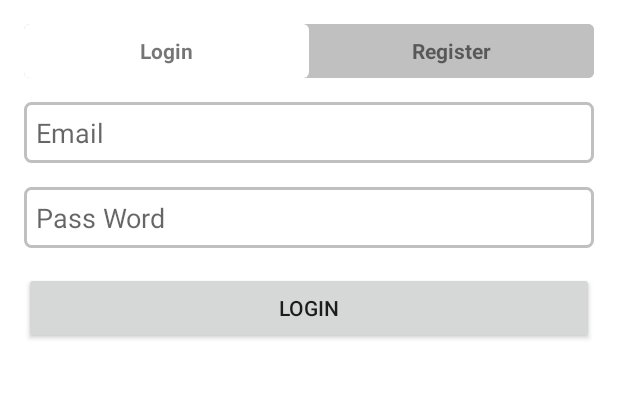
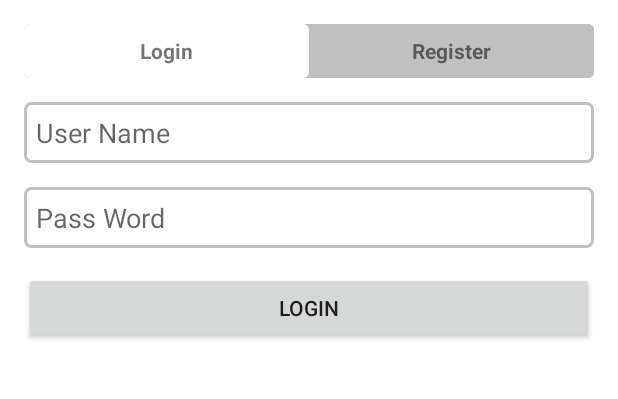
Before and after one commit to DungNgoc/App-Chat, an Android app: the fragment LoginRegisterFragment placed in its activity, after a tap on "Login", on a phone screen of 412 x 824 dp, the part 521-920 px from its top. Run offline under Robolectric (Android 15) with nearby library versions, the phone set to English and light mode, and no system bars.

```diff
--- /dev/null
+++ b/AppChat2/app/src/main/java/com/example/dungngoc/appchat/OnSkipNextListener.java
@@ -0,0 +1,6 @@
+package com.example.dungngoc.appchat;
+
+public interface OnSkipNextListener {
+    void onClickSkip();
+    void onClickNext(int currentPage);
+}
--- a/AppChat2/app/src/main/java/com/example/dungngoc/appchat/fragment/IntroFlagment.java
+++ b/AppChat2/app/src/main/java/com/example/dungngoc/appchat/fragment/IntroFlagment.java
@@ -10,6 +10,7 @@ import android.view.ViewGroup;
 import android.widget.ImageView;
 import android.widget.TextView;
 
+import com.example.dungngoc.appchat.OnSkipNextListener;
 import com.example.dungngoc.appchat.R;
 import com.example.dungngoc.appchat.model.Course;
 
@@ -18,15 +19,18 @@ import org.w3c.dom.Text;
 /**
  * A simple {@link Fragment} subclass.
  */
-public class IntroFlagment extends Fragment {
+public class IntroFlagment extends Fragment implements View.OnClickListener {
 
+    private  int position;
+    private static OnSkipNextListener callback;
 
     public IntroFlagment() {
         // Required empty public constructor
     }
 
-    public static IntroFlagment newInstance(){
+    public static IntroFlagment newInstance(OnSkipNextListener mcallback){
         IntroFlagment introFlagment = new IntroFlagment();
+        callback = mcallback;
         return  introFlagment;
     }
 
@@ -39,18 +43,58 @@ public class IntroFlagment extends Fragment {
         TextView tv_Description = view.findViewById(R.id.tv_description);
         ImageView imageView = view.findViewById(R.id.iv_background);
 
+
+
+        View indicator1 = view.findViewById(R.id.indicator1);
+        View indicator2 = view.findViewById(R.id.indicator2);
+        View indicator3 = view.findViewById(R.id.indicator3);
+
+        TextView tv_skip = view.findViewById(R.id.tv_skip);
+        TextView tv_next = view.findViewById(R.id.tv_next);
+
+        tv_skip.setOnClickListener(this);
+        tv_next.setOnClickListener(this);
+
         Bundle bundle = getArguments();
         if(bundle!=null){
-            int position = bundle.getInt("position");
+             position = bundle.getInt("position");
             Log.d("IntroFlagment", "position="+position);
 
             Course course = (Course) bundle.getSerializable("course");
             tv_title.setText(course.getTitle());
             tv_Description.setText(course.getDescription());
             imageView.setImageResource(course.getImage());
+            switch (position){
+                case 0:
+                    indicator1.setBackgroundResource(R.drawable.bg_indicator_active);
+                    indicator2.setBackgroundResource(R.drawable.bg_indicator_inactive);
+                    indicator3.setBackgroundResource(R.drawable.bg_indicator_inactive);
+                    break;
+                case 1:
+                    indicator1.setBackgroundResource(R.drawable.bg_indicator_inactive);
+                    indicator2.setBackgroundResource(R.drawable.bg_indicator_active);
+                    indicator3.setBackgroundResource(R.drawable.bg_indicator_inactive);
+                    break;
+                case 2:
+                    indicator1.setBackgroundResource(R.drawable.bg_indicator_inactive);
+                    indicator2.setBackgroundResource(R.drawable.bg_indicator_inactive);
+                    indicator3.setBackgroundResource(R.drawable.bg_indicator_active);
+            }
         }
+
         return view;
     }
 
 
+    @Override
+    public void onClick(View v) {
+        switch (v.getId()){
+            case R.id.tv_next:
+                callback.onClickNext(position);
+                break;
+                case R.id.tv_skip:
+                    callback.onClickSkip();
+                    break;
+        }
+    }
 }
--- a/AppChat2/app/src/main/java/com/example/dungngoc/appchat/fragment/LoginRegisterFragment.java
+++ b/AppChat2/app/src/main/java/com/example/dungngoc/appchat/fragment/LoginRegisterFragment.java
@@ -10,6 +10,7 @@ import android.widget.Button;
 import android.widget.EditText;
 import android.widget.TextView;
 
+import com.example.dungngoc.appchat.OnSkipNextListener;
 import com.example.dungngoc.appchat.R;
 
 /**
@@ -20,12 +21,15 @@ public class LoginRegisterFragment extends Fragment implements View.OnClickListe
     private TextView tvLogin;
     private TextView tvRegister;
     private EditText edtUserName;
+    private EditText edtEmail;
     private Button btn_LoginRegister;
+
     public LoginRegisterFragment() {
         // Required empty public constructor
     }
     public static LoginRegisterFragment newInstance(){
         LoginRegisterFragment loginRegisterFragment = new LoginRegisterFragment();
+
         return loginRegisterFragment;
     }
 
@@ -37,6 +41,7 @@ public class LoginRegisterFragment extends Fragment implements View.OnClickListe
         tvLogin= (TextView) view.findViewById(R.id.tv_login);
         tvRegister = (TextView) view.findViewById(R.id.tv_register);
         edtUserName = (EditText) view.findViewById(R.id.edt_username);
+        edtEmail = view.findViewById(R.id.edt_email);
         btn_LoginRegister = view.findViewById(R.id.bt_register);
         tvLogin.setOnClickListener(this);
         tvRegister.setOnClickListener(this);
@@ -50,14 +55,14 @@ public class LoginRegisterFragment extends Fragment implements View.OnClickListe
             case R.id.tv_login:
                 tvLogin.setBackgroundResource(R.drawable.bg_loginregister_active);
                 tvRegister.setBackgroundResource(R.drawable.bg_loginregister_inactive);
-                edtUserName.setVisibility(View.GONE);
+                edtEmail.setVisibility(View.GONE);
                 btn_LoginRegister.setText("Login");
                 break;
 
             case  R.id.tv_register:
                 tvLogin.setBackgroundResource(R.drawable.bg_loginregister_inactive);
                 tvRegister.setBackgroundResource(R.drawable.bg_loginregister_active);
-                edtUserName.setVisibility(View.VISIBLE);
+                edtEmail.setVisibility(View.VISIBLE);
                 btn_LoginRegister.setText("Register");
                 break;
         }
--- a/AppChat2/app/src/main/java/com/example/dungngoc/appchat/fragment/MainFragment.java
+++ b/AppChat2/app/src/main/java/com/example/dungngoc/appchat/fragment/MainFragment.java
@@ -8,6 +8,7 @@ import android.view.LayoutInflater;
 import android.view.View;
 import android.view.ViewGroup;
 
+import com.example.dungngoc.appchat.OnSkipNextListener;
 import com.example.dungngoc.appchat.R;
 import com.example.dungngoc.appchat.adapter.IntroAdapter;
 import com.example.dungngoc.appchat.model.Course;
@@ -17,9 +18,10 @@ import java.util.ArrayList;
 /**
  * A simple {@link Fragment} subclass.
  */
-public class MainFragment extends Fragment {
+public class MainFragment extends Fragment implements OnSkipNextListener {
 
-
+    private  ViewPager viewPager;
+    private OnSkipNextListener callback;
     public MainFragment() {
         // Required empty public constructor
     }
@@ -34,11 +36,13 @@ public class MainFragment extends Fragment {
         // Inflate the layout for this fragment
 
         View view = inflater.inflate(R.layout.fragment_main, container, false);
-        ViewPager viewPager = (ViewPager) view.findViewById(R.id.viewpager);
+        viewPager = (ViewPager) view.findViewById(R.id.viewpager);
+        callback=this;
 
-        IntroFlagment javafragment = IntroFlagment.newInstance();
-        IntroFlagment androidfragment =IntroFlagment.newInstance();
-        IntroFlagment iosfragment =  IntroFlagment.newInstance();
+
+        IntroFlagment javafragment = IntroFlagment.newInstance(callback);
+        IntroFlagment androidfragment =IntroFlagment.newInstance(callback);
+        IntroFlagment iosfragment =  IntroFlagment.newInstance(callback);
         LoginRegisterFragment loginRegisterFragment = LoginRegisterFragment.newInstance();
 
         ArrayList<Fragment>arrayListFragment = new ArrayList<>();
@@ -61,4 +65,14 @@ public class MainFragment extends Fragment {
         return view;
     }
 
+    @Override
+    public void onClickSkip() {
+        viewPager.setCurrentItem(4, true);
+    }
+
+    @Override
+    public void onClickNext(int currentPage) {
+        viewPager.setCurrentItem(currentPage+1);
+
+    }
 }
```
